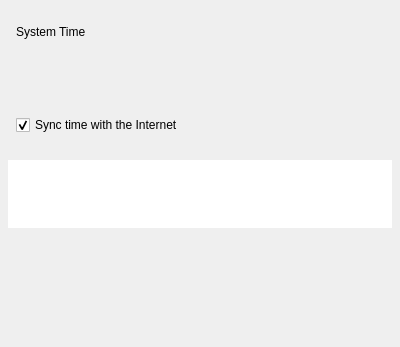
First picture: the form in vms/client/nx_vms_client_desktop/src/ui/widgets/system_settings/time_server_selection_widget.ui, repository networkoptix/nx_open, before the edit.
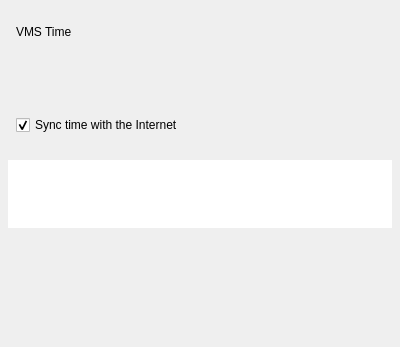
Second picture: the form after the edit. Custom widgets are drawn as their Qt base class.

Commit message:
VMS-11971: Renamed "System time" to "VMS time"
<==== Mercurial data ====>
Branch: vms_gui

```diff
--- a/vms/client/nx_vms_client_desktop/src/ui/widgets/system_settings/time_server_selection_widget.ui
+++ b/vms/client/nx_vms_client_desktop/src/ui/widgets/system_settings/time_server_selection_widget.ui
@@ -62,7 +62,7 @@
          <item>
           <widget class="QLabel" name="timeDescLabel">
            <property name="text">
-            <string>System Time</string>
+            <string>VMS Time</string>
            </property>
           </widget>
          </item>
```
The commit also changes 2 other files.
